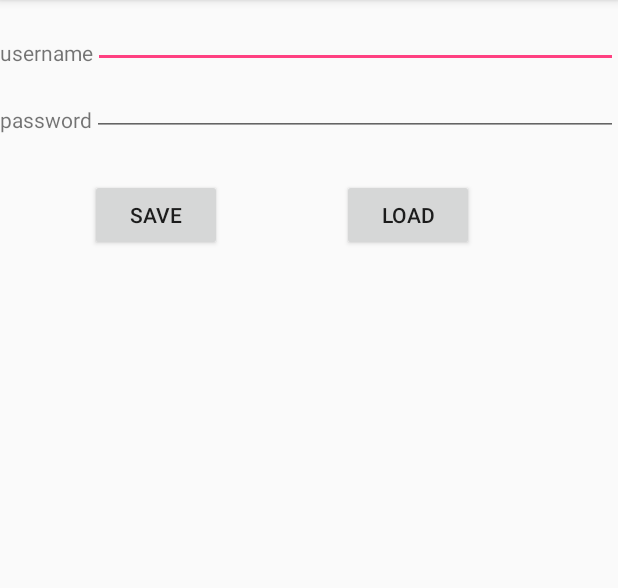
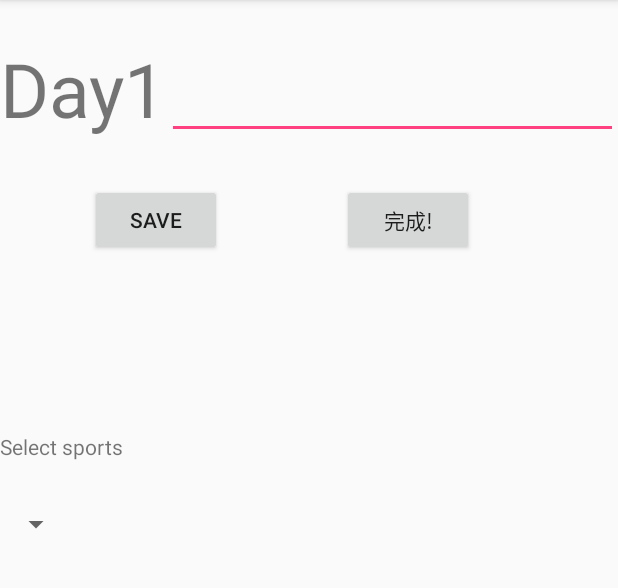
Before and after one commit to huang840801/Exercise_Record, an Android app: the screen it shows after launch (MainActivity), on a phone screen of 412 x 824 dp, the part 84-672 px from its top. Run offline under Robolectric (Android 15) with nearby library versions, the phone set to English and light mode, and no system bars.

Commit message:
Spinner complete

```diff
--- a/app/src/main/res/layout/activity_main.xml
+++ b/app/src/main/res/layout/activity_main.xml
@@ -7,41 +7,25 @@
     tools:context=".MainActivity">
 
     <TextView
-        android:id="@+id/tv_username"
+        android:id="@+id/tv_Day1"
         android:layout_width="wrap_content"
         android:layout_height="wrap_content"
         android:layout_marginTop="25dp"
-        android:text="username"
+        android:text="Day1"
+        android:textSize="50dp"
         />
 
-    <TextView
-        android:id="@+id/tv_password"
-        android:layout_width="wrap_content"
-        android:layout_height="wrap_content"
-        android:layout_below="@+id/tv_username"
-        android:layout_marginTop="25dp"
-        android:text="password"
-        />
-
-   <EditText
+    <EditText
        android:id="@+id/et_username"
-       android:layout_toRightOf="@+id/tv_username"
+       android:layout_toRightOf="@+id/tv_Day1"
+        android:layout_alignBottom="@+id/tv_Day1"
        android:layout_width="match_parent"
        android:layout_height="wrap_content" />
-
-    <EditText
-        android:id="@+id/et_password"
-        android:layout_below="@+id/et_username"
-        android:layout_toRightOf="@+id/tv_password"
-        android:layout_width="match_parent"
-        android:layout_height="wrap_content"/>
-
-
 
 
     <Button
         android:id="@+id/btn_save"
-        android:layout_below="@+id/tv_password"
+        android:layout_below="@+id/tv_Day1"
         android:layout_width="wrap_content"
         android:layout_height="wrap_content"
         android:layout_marginLeft="60dp"
@@ -50,14 +34,14 @@
         />
 
     <Button
-        android:id="@+id/btn_load"
+        android:id="@+id/btn_apply"
         android:layout_toRightOf="@+id/btn_save"
         android:layout_marginLeft="80dp"
-        android:layout_below="@+id/tv_password"
+        android:layout_below="@+id/tv_Day1"
         android:layout_marginTop="30dp"
         android:layout_width="wrap_content"
         android:layout_height="wrap_content"
-        android:text="load"
+        android:text="完成!"
         />
     <TextView
         android:id="@+id/tv_show"
@@ -68,4 +52,19 @@
         android:layout_below="@+id/btn_save"
         android:text="789"
         android:textSize="50dp"/>
+
+    <TextView
+        android:id="@+id/tv_spinner"
+        android:layout_width="wrap_content"
+        android:layout_height="wrap_content"
+        android:text="@string/select_sport"
+        android:layout_below="@+id/tv_show" />
+
+    <Spinner
+        android:id="@+id/spinner"
+        android:layout_width="wrap_content"
+        android:layout_height="wrap_content"
+        android:layout_below="@+id/tv_spinner"
+        android:layout_marginTop="30dp"
+        />
 </RelativeLayout>
```
